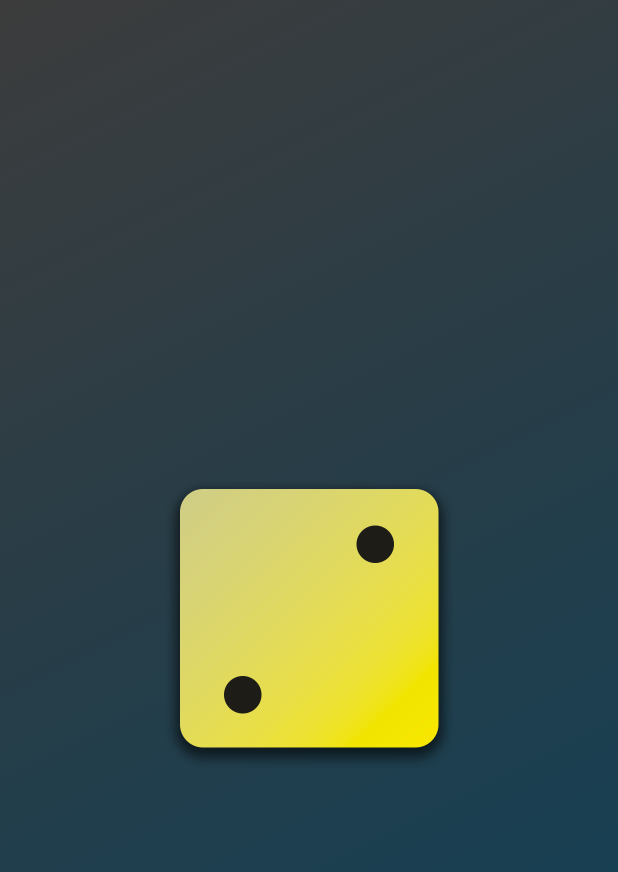
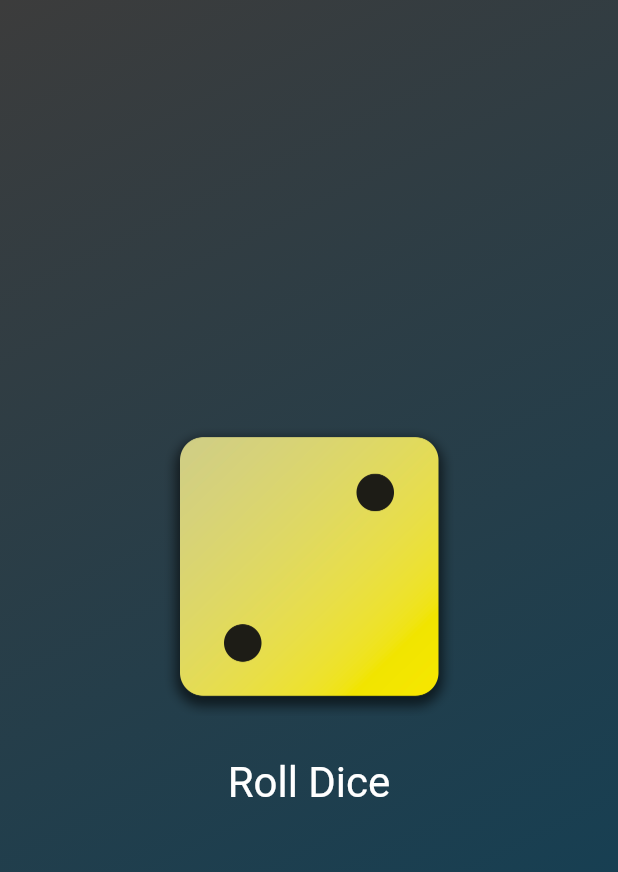
Before and after one commit to P4R-D4RK/first_app, a Flutter app: the screen it shows after launch, on a phone screen of 412 x 824 dp. Shown: the top 872 px of the screen. Run offline on Flutter 3.47's test engine with Material 2 defaults, Android fonts, the phone set to English and light mode, and no system bars.

Commit message:
Roll dice app finished

```diff
--- /dev/null
+++ b/lib/dice_roller.dart
@@ -0,0 +1,46 @@
+import 'dart:math';
+
+import 'package:flutter/material.dart';
+
+final randomizer = Random();
+
+class DiceRoller extends StatefulWidget {
+  const DiceRoller({super.key});
+
+  @override
+  State<DiceRoller> createState() {
+    return _DiceRollerState();
+  }
+}
+
+class _DiceRollerState extends State<DiceRoller> {
+  var currentDiceRoll = 2;
+
+  void rollDice() {
+    setState(() {
+      currentDiceRoll = randomizer.nextInt(6) + 1;
+    });
+  }
+
+  @override
+  Widget build(context) {
+    return Column(
+      mainAxisSize: MainAxisSize.min,
+      children: [
+        Image.asset(
+          'assets/images/dice-$currentDiceRoll.png',
+          width: 200,
+        ),
+        const SizedBox(
+          height: 20,
+        ),
+        TextButton(
+            onPressed: rollDice,
+            style: TextButton.styleFrom(
+                foregroundColor: Colors.white,
+                textStyle: const TextStyle(fontSize: 28)),
+            child: const Text('Roll Dice'))
+      ],
+    );
+  }
+}
--- a/lib/gradient_container.dart
+++ b/lib/gradient_container.dart
@@ -1,3 +1,4 @@
+import 'package:first_app/dice_roller.dart';
 import 'package:flutter/material.dart';
 
 // import 'package:first_app/styled_text.dart';
@@ -9,6 +10,9 @@ class GradientContainer extends StatelessWidget {
   const GradientContainer({super.key, required this.colors}); // Named argument
   // const GradientContainer(this.colors, {super.key}); Positional argument
 
+  const GradientContainer.purple({super.key})
+      : colors = const [Colors.deepPurple, Colors.indigo];
+
   final List<Color> colors;
 
   @override
@@ -19,10 +23,7 @@ class GradientContainer extends StatelessWidget {
             colors: colors, begin: startAlignment, end: endAlignment),
       ),
       child: Center(
-        child: Image.asset(
-          'assets/images/dice-2.png',
-          width: 200,
-        ),
+        child: DiceRoller(),
       ),
     );
   }
```
